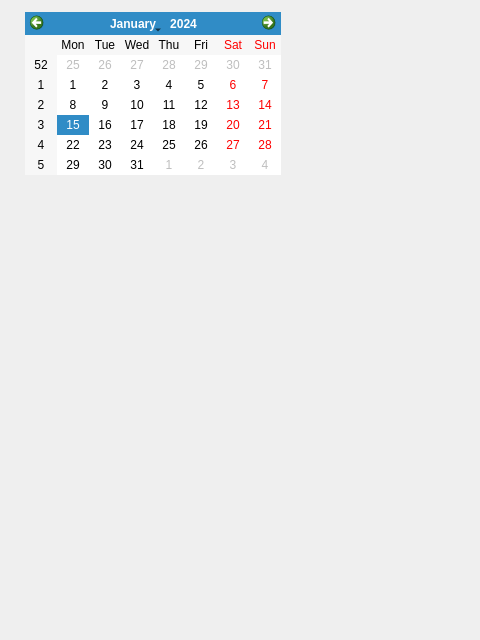
First picture: the form in Planer/MatfPlaner/forms/Calendar.ui, repository stenjo1/MATF_Planner, before the edit.
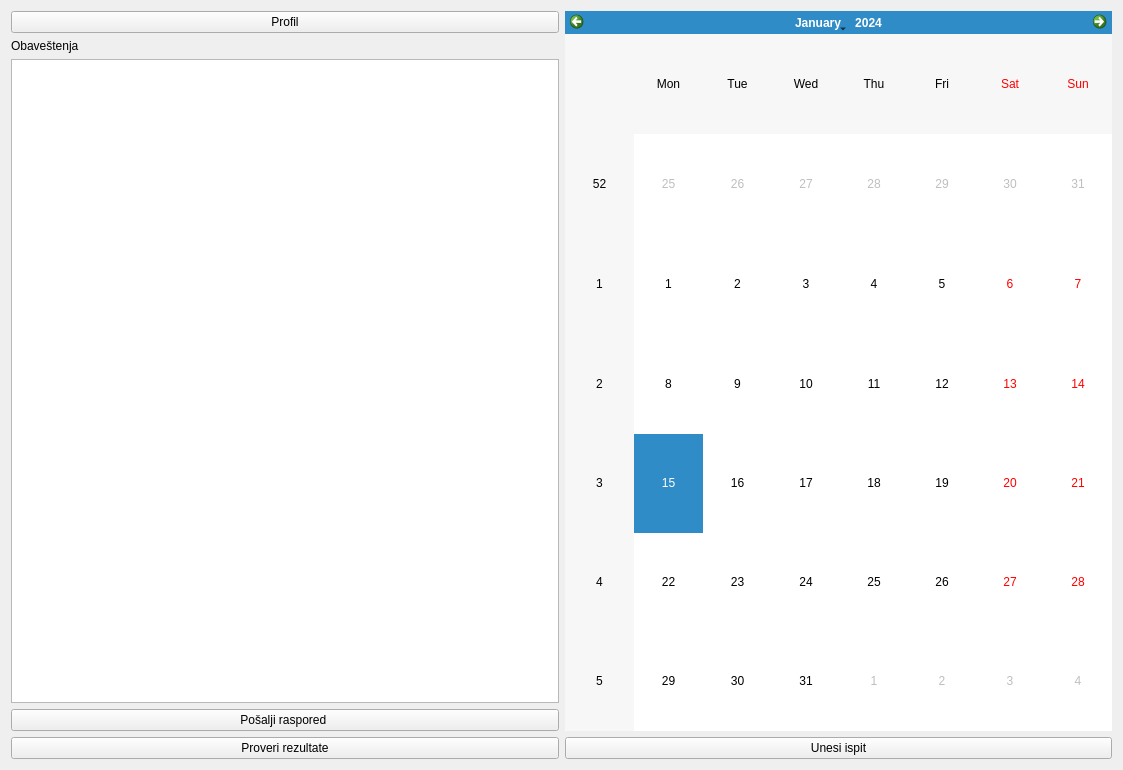
Second picture: the form after the edit.

```diff
--- a/Planer/MatfPlaner/forms/Calendar.ui
+++ b/Planer/MatfPlaner/forms/Calendar.ui
@@ -6,29 +6,67 @@
    <rect>
     <x>0</x>
     <y>0</y>
-    <width>480</width>
-    <height>640</height>
+    <width>1123</width>
+    <height>770</height>
    </rect>
   </property>
   <property name="windowTitle">
    <string>Form</string>
   </property>
-  <widget class="QCalendarWidget" name="calendarWidget">
-   <property name="geometry">
-    <rect>
-     <x>25</x>
-     <y>12</y>
-     <width>256</width>
-     <height>163</height>
-    </rect>
-   </property>
-   <property name="maximumSize">
-    <size>
-     <width>256</width>
-     <height>163</height>
-    </size>
-   </property>
-  </widget>
+  <property name="layoutDirection">
+   <enum>Qt::LeftToRight</enum>
+  </property>
+  <layout class="QHBoxLayout" name="horizontalLayout">
+   <item>
+    <layout class="QVBoxLayout" name="verticalLayout_2">
+     <item>
+      <widget class="QPushButton" name="pbProfile">
+       <property name="text">
+        <string>Profil</string>
+       </property>
+      </widget>
+     </item>
+     <item>
+      <widget class="QLabel" name="label">
+       <property name="text">
+        <string>Obaveštenja</string>
+       </property>
+      </widget>
+     </item>
+     <item>
+      <widget class="QTextEdit" name="textEdit"/>
+     </item>
+     <item>
+      <widget class="QPushButton" name="pbSendMail">
+       <property name="text">
+        <string>Pošalji raspored </string>
+       </property>
+      </widget>
+     </item>
+     <item>
+      <widget class="QPushButton" name="pbCheckUrl">
+       <property name="text">
+        <string>Proveri rezultate</string>
+       </property>
+      </widget>
+     </item>
+    </layout>
+   </item>
+   <item>
+    <layout class="QVBoxLayout" name="verticalLayout_3">
+     <item>
+      <widget class="QCalendarWidget" name="calendarWidget"/>
+     </item>
+     <item>
+      <widget class="QPushButton" name="pbNewExam">
+       <property name="text">
+        <string>Unesi ispit</string>
+       </property>
+      </widget>
+     </item>
+    </layout>
+   </item>
+  </layout>
  </widget>
  <resources/>
  <connections/>
```
Left out of the diff: 3 changed lines with no effect on the pictures.
